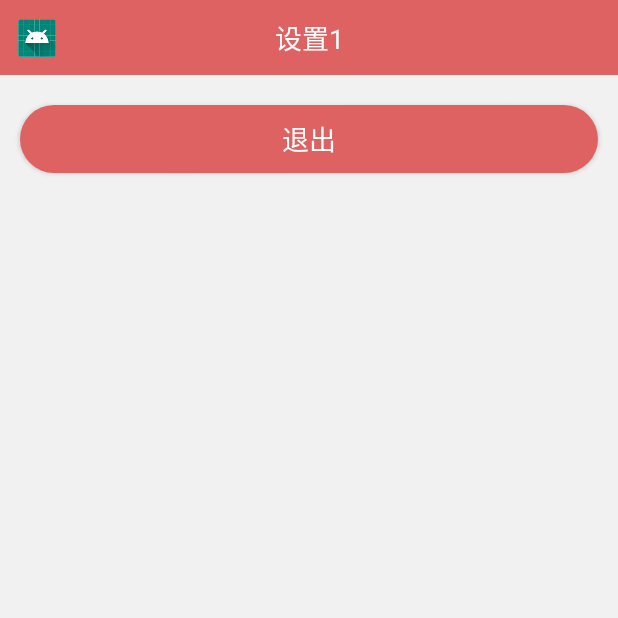
After one commit to JQHee2019/Mall-Android, an Android app: the SettingActivity screen opened directly, with no data from a screen before it, on a phone screen of 412 x 824 dp, the top half of it. The commit adds this screen. Run offline under Robolectric (Android 15) with nearby library versions, the phone set to English and light mode, and no system bars; our stand-ins replace ButterKnife, EventBus; libraries missing offline, so code that uses them is left out: com.blankj.utilcode.

Commit message:
导航的使用

```diff
--- a/Mall/app/src/main/java/com/hjq/mall/pro/base/BaseActivtiy.java
+++ b/Mall/app/src/main/java/com/hjq/mall/pro/base/BaseActivtiy.java
@@ -33,6 +33,15 @@ public abstract class BaseActivtiy<P extends MvpBasePresenter> extends MvpActivi
     @Override
     protected void onCreate(@Nullable Bundle savedInstanceState) {
         super.onCreate(savedInstanceState);
+
+        if (getLayout() instanceof Integer) {
+            setContentView((Integer) getLayout());
+        } else if (getLayout() instanceof  View) {
+            setContentView((View) getLayout());
+        } else {
+            throw new ClassCastException("getLayout() type must be int or View");
+        }
+        // 绑定必须要初始化View
         mUnBinder = ButterKnife.bind(this);
         if (isRegisterEventBus()) {//注册EventBus
             EventBusUtil.register(this);
@@ -49,6 +58,8 @@ public abstract class BaseActivtiy<P extends MvpBasePresenter> extends MvpActivi
             EventBusUtil.unregister(this);
         }
     }
+
+    protected abstract Object getLayout();
 
     /**
      * 点击空白区域隐藏键盘.
--- /dev/null
+++ b/Mall/app/src/main/java/com/hjq/mall/pro/base/view/navigation/CommonNavigationBuilder.java
@@ -0,0 +1,21 @@
+package com.hjq.mall.pro.base.view.navigation;
+
+import android.content.Context;
+
+import com.hjq.mall.R;
+
+
+/**
+ * 通用导航
+ */
+public class CommonNavigationBuilder extends NavigationBuilderAdapter {
+
+    public CommonNavigationBuilder(Context context){
+        super(context);
+    }
+
+    @Override
+    public int getLayoutId() {
+        return R.layout.toolbar_common_layout;
+    }
+}
--- /dev/null
+++ b/Mall/app/src/main/java/com/hjq/mall/pro/mine/setting/view/SettingActivity.java
@@ -0,0 +1,47 @@
+package com.hjq.mall.pro.mine.setting.view;
+
+import android.support.v7.app.AppCompatActivity;
+import android.os.Bundle;
+import android.view.View;
+import android.view.ViewGroup;
+
+import com.blankj.utilcode.util.ToastUtils;
+import com.hjq.mall.R;
+import com.hjq.mall.mvp.presenter.impl.MvpBasePresenter;
+import com.hjq.mall.pro.base.BaseActivtiy;
+import com.hjq.mall.pro.base.view.navigation.CommonNavigationBuilder;
+
+/**
+ * 设置
+ */
+public class SettingActivity extends BaseActivtiy {
+
+    @Override
+    protected void onCreate(Bundle savedInstanceState) {
+        super.onCreate(savedInstanceState);
+        initToolBar(getWindow().getDecorView().findViewById(R.id.fl_layout));
+    }
+
+    @Override
+    public MvpBasePresenter bindPresenter() {
+        return null;
+    }
+
+    @Override
+    protected Object getLayout() {
+        return R.layout.activity_setting;
+    }
+
+    private void initToolBar(View viewContent){
+        final CommonNavigationBuilder builder = new CommonNavigationBuilder(this);
+        builder.createAndBind((ViewGroup) viewContent);
+        builder.setTitleTextView(R.id.iv_title, "设置1");
+        builder .setImageViewStyle(R.id.iv_left, R.mipmap.ic_launcher, new View.OnClickListener() {
+            @Override
+            public void onClick(View v) {
+                ToastUtils.showShort("点击了");
+                finish();
+            }
+        });
+    }
+}
--- a/Mall/app/src/main/java/com/hjq/mall/pro/mine/view/listener/MineClickListener.java
+++ b/Mall/app/src/main/java/com/hjq/mall/pro/mine/view/listener/MineClickListener.java
@@ -2,12 +2,14 @@ package com.hjq.mall.pro.mine.view.listener;
 
 import android.app.Activity;
 import android.content.Context;
+import android.content.Intent;
 import android.view.View;
 
 import com.blankj.utilcode.util.ToastUtils;
 import com.chad.library.adapter.base.BaseQuickAdapter;
 import com.chad.library.adapter.base.listener.SimpleClickListener;
 import com.hjq.mall.bean.mine.MineBean;
+import com.hjq.mall.pro.mine.setting.view.SettingActivity;
 
 public class MineClickListener  extends SimpleClickListener {
 
@@ -25,7 +27,9 @@ public class MineClickListener  extends SimpleClickListener {
         switch (id) {
             case 1:
                 break;
-            case 2:
+            case 2: // 设置
+                final Intent intent = new Intent(mContext, SettingActivity.class);
+                mContext.startActivity(intent);
                 break;
             default:
                 break;
--- /dev/null
+++ b/Mall/app/src/main/res/drawable/common_button_bg.xml
@@ -0,0 +1,12 @@
+<?xml version="1.0" encoding="utf-8"?>
+<shape xmlns:android="http://schemas.android.com/apk/res/android"
+    android:shape="rectangle" >
+
+    <!-- 填充的颜色 -->
+    <solid android:color="@color/colorPrimaryDark" />
+
+    <!-- 设置按钮的四个角为弧形 -->
+    <!-- android:radius 弧形的半径 -->
+    <corners android:radius="25dip" />
+
+</shape>
--- /dev/null
+++ b/Mall/app/src/main/res/layout/activity_setting.xml
@@ -0,0 +1,30 @@
+<?xml version="1.0" encoding="utf-8"?>
+<android.support.constraint.ConstraintLayout
+    xmlns:android="http://schemas.android.com/apk/res/android"
+    xmlns:app="http://schemas.android.com/apk/res-auto"
+    xmlns:tools="http://schemas.android.com/tools"
+    android:layout_width="match_parent"
+    android:layout_height="match_parent"
+    tools:context=".pro.mine.setting.view.SettingActivity"
+    android:background="@color/color_background">
+
+    <FrameLayout
+        android:id="@+id/fl_layout"
+        app:layout_constraintTop_toTopOf="parent"
+        android:layout_width="match_parent"
+        android:layout_height="wrap_content"></FrameLayout>
+
+    <Button
+        android:id="@+id/btn_logout"
+        android:layout_width="match_parent"
+        android:layout_height="45dp"
+        app:layout_constraintTop_toBottomOf="@id/fl_layout"
+        android:layout_marginTop="20dp"
+        android:layout_marginLeft="13dp"
+        android:layout_marginRight="13dp"
+        android:text="退出"
+        android:textSize="18sp"
+        android:textColor="@color/colorFFF"
+        android:background="@drawable/common_button_bg"/>
+
+</android.support.constraint.ConstraintLayout>
--- /dev/null
+++ b/Mall/app/src/main/res/layout/toolbar_common_layout.xml
@@ -0,0 +1,32 @@
+<?xml version="1.0" encoding="utf-8"?>
+<android.support.constraint.ConstraintLayout xmlns:android="http://schemas.android.com/apk/res/android"
+    android:layout_width="match_parent"
+    android:layout_height="50dp"
+    xmlns:app="http://schemas.android.com/apk/res-auto"
+    android:background="@color/colorPrimaryDark">
+
+    <ImageView
+        android:id="@+id/iv_left"
+        app:layout_constraintLeft_toLeftOf="parent"
+        app:layout_constraintBottom_toBottomOf="parent"
+        app:layout_constraintTop_toTopOf="parent"
+        android:layout_width="25dp"
+        android:layout_height="25dp"
+        android:src="@drawable/main_essence_btn_selector"
+        android:layout_marginLeft="@dimen/margin_left_12_dp"/>
+
+    <TextView
+        android:id="@+id/iv_title"
+        android:layout_width="wrap_content"
+        android:layout_height="wrap_content"
+        app:layout_constraintLeft_toLeftOf="parent"
+        app:layout_constraintRight_toRightOf="parent"
+        app:layout_constraintTop_toTopOf="parent"
+        app:layout_constraintBottom_toBottomOf="parent"
+        android:layout_marginRight="37dp"
+        android:layout_marginLeft="37dp"
+        android:text="标题"
+        android:textSize="18sp"
+        android:textColor="@color/colorFFF"/>
+
+</android.support.constraint.ConstraintLayout>
```
Also changed, not shown: Mall/app/src/main/AndroidManifest.xml (+3 -4 lines), Mall/app/src/main/java/com/hjq/mall/pro/essence/view/EssenceFragment.java (+16 -9 lines), Mall/app/src/main/java/com/hjq/mall/pro/mine/mylogistics/view/MyLogisticsActivity.java (added, +19 -0 lines), Mall/app/src/main/java/com/hjq/mall/pro/mine/view/MineFragment.java (+31 -19 lines), Mall/app/src/main/res/layout/activity_my_logistics.xml (added, +9 -0 lines).
